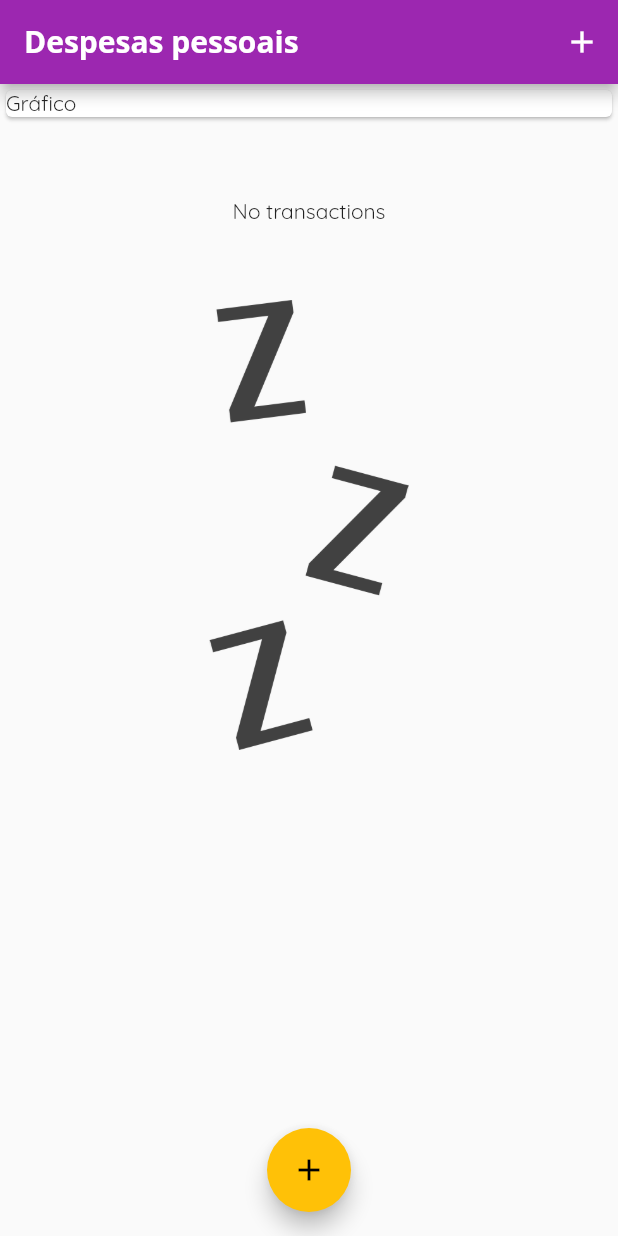
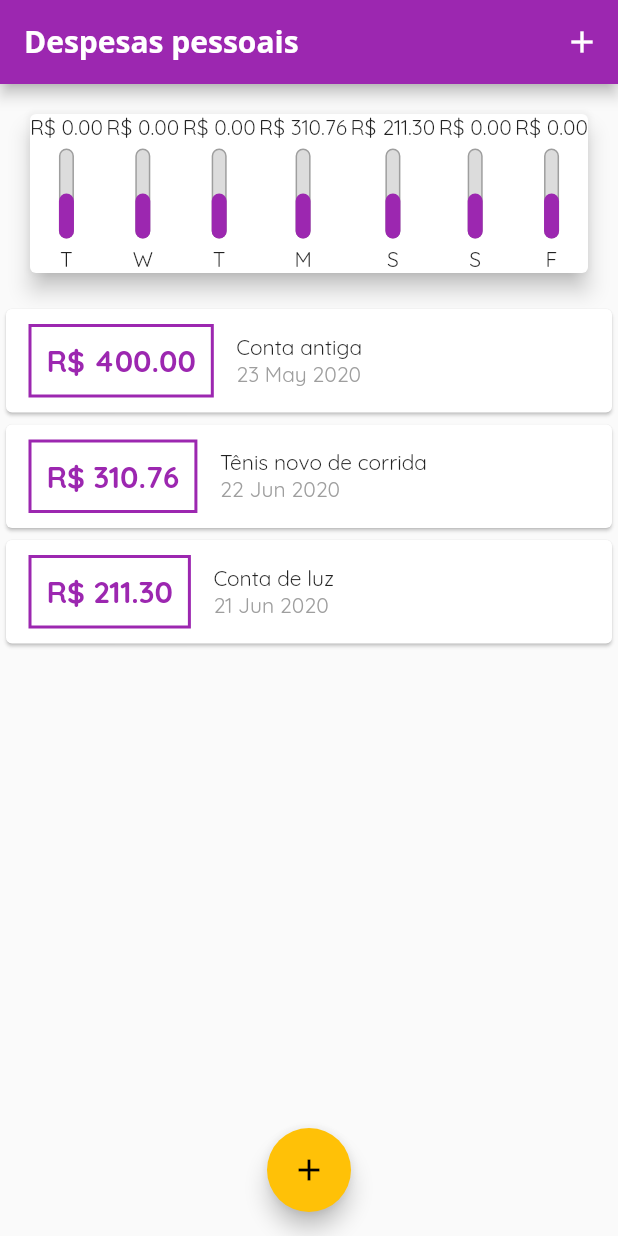
Before and after one commit to s7Thiago/expenses-app, a Flutter app: the screen it shows after launch, on a phone screen of 412 x 824 dp. Run offline on Flutter 3.47's test engine with Material 2 defaults, Android fonts, the phone set to English and light mode, and no system bars; statements that could not run were skipped.

Commit message:
Implementing chart bar widget

```diff
--- /dev/null
+++ b/lib/components/chart.dart
@@ -0,0 +1,53 @@
+import 'package:expenses/components/chart_bar.dart';
+import 'package:flutter/material.dart';
+import 'package:intl/intl.dart';
+import '../model/transaction.dart';
+
+class Chart extends StatelessWidget {
+  final List<Transaction> recentTransactions;
+
+  Chart({this.recentTransactions});
+
+  List<Map<String, Object>> get groupedTransactions {
+    return List.generate(7, (index) {
+      final weekDay = DateTime.now().subtract(Duration(days: index));
+
+      double totalSum = 0.0;
+
+      for (Transaction transaction in recentTransactions) {
+        bool sameDay = transaction.date.day == weekDay.day;
+        bool sameMonth = transaction.date.month == weekDay.month;
+        bool sameYear = transaction.date.year == weekDay.year;
+
+        if (sameDay && sameMonth && sameYear) {
+          totalSum += transaction.value;
+        }
+      }
+
+      return {
+        'day': DateFormat.E()
+            .format(weekDay)[0], //Get the fist character from the week day name
+        'value': totalSum,
+      };
+    });
+  }
+
+  @override
+  Widget build(BuildContext context) {
+    groupedTransactions;
+    return Card(
+      elevation: 6,
+      margin: EdgeInsets.all(20),
+      child: Row(
+        mainAxisAlignment: MainAxisAlignment.spaceBetween,
+        children: groupedTransactions.map((transaction) {
+          return ChartBar(
+            label: transaction['day'],
+            value: transaction['value'],
+            percentage: 0.5,
+          );
+        }).toList(),
+      ),
+    );
+  }
+}
--- /dev/null
+++ b/lib/components/chart_bar.dart
@@ -0,0 +1,52 @@
+import 'package:flutter/material.dart';
+
+class ChartBar extends StatelessWidget {
+  final String label;
+  final double value;
+  final double percentage;
+
+  ChartBar({
+    this.label,
+    this.percentage,
+    this.value,
+  });
+
+  @override
+  Widget build(BuildContext context) {
+    return Column(
+      children: [
+        Text('R\$ ${value.toStringAsFixed(2)}'),
+        Container(
+          margin: EdgeInsets.symmetric(vertical: 5),
+          height: 60,
+          width: 10,
+          child: Stack(
+            alignment: Alignment.bottomCenter,
+            children: [
+              Container(
+                decoration: BoxDecoration(
+                  border: Border.all(
+                    color: Colors.grey,
+                    width: 1,
+                  ),
+                  color: Color.fromRGBO(220, 220, 220, 1),
+                  borderRadius: BorderRadius.circular(5),
+                ),
+              ),
+              FractionallySizedBox(
+                heightFactor: percentage,
+                child: Container(
+                  decoration: BoxDecoration(
+                    color: Theme.of(context).primaryColor,
+                    borderRadius: BorderRadius.circular(5),
+                  ),
+                ),
+              )
+            ],
+          ),
+        ),
+        Text(label),
+      ],
+    );
+  }
+}
--- a/lib/main.dart
+++ b/lib/main.dart
@@ -1,5 +1,6 @@
 import 'dart:math';
 
+import 'package:expenses/components/chart.dart';
 import 'package:expenses/components/transaction_form.dart';
 import 'package:flutter/material.dart';
 
@@ -39,19 +40,35 @@ class MyHomePage extends StatefulWidget {
 
 class _MyHomePageState extends State<MyHomePage> {
   final _transactions = <Transaction>[
-    /* Transaction(
+    Transaction(
+      id: 't0',
+      title: 'Conta antiga',
+      value: 400.00,
+      date: DateTime.now().subtract(Duration(days: 33)),
+    ),
+    Transaction(
       id: 't1',
       title: 'Tênis novo de corrida',
       value: 310.76,
-      date: DateTime.now(),
+      date: DateTime.now().subtract(Duration(days: 3)),
     ),
     Transaction(
       id: 't2',
       title: 'Conta de luz',
       value: 211.30,
-      date: DateTime.now(),
-    ), */
+      date: DateTime.now().subtract(Duration(days: 4)),
+    ),
   ];
+
+  List<Transaction> get _recentTransactions {
+    return _transactions
+        .where((transaction) => transaction.date.isAfter(
+              DateTime.now().subtract(
+                Duration(days: 7),
+              ),
+            ))
+        .toList();
+  }
 
   _addTransaction(String title, double value) {
     final newTransaction = Transaction(
@@ -98,12 +115,7 @@ class _MyHomePageState extends State<MyHomePage> {
         child: Column(
           crossAxisAlignment: CrossAxisAlignment.stretch,
           children: [
-            Container(
-              width: double.infinity,
-              child: Card(
-                child: Text('Gráfico'),
-              ),
-            ),
+            Chart(recentTransactions: _recentTransactions),
             TransactionList(transactions: _transactions),
           ],
         ),
```
